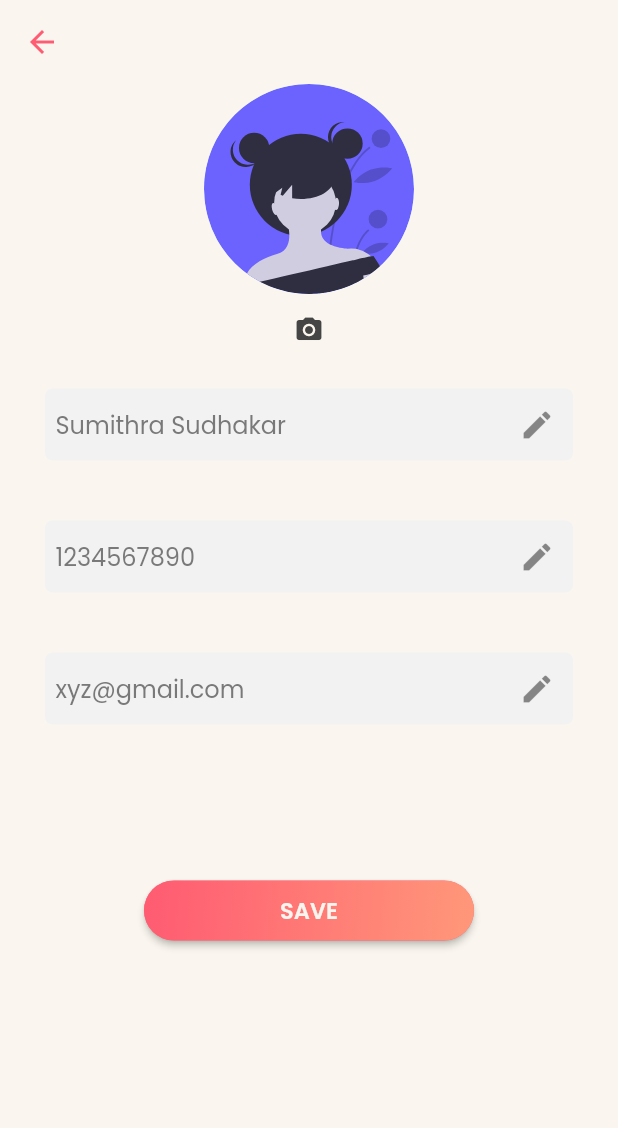
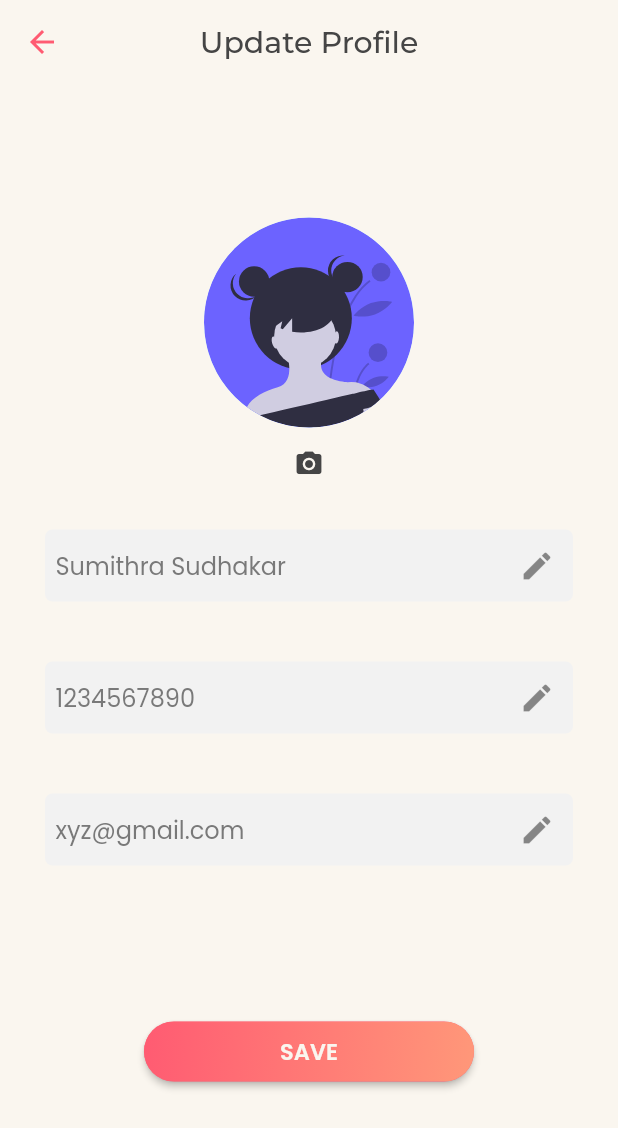
Before and after one commit to cyberwizard1001/events_app, a Flutter app: the Home screen opened directly, in the side drawer, after a tap on "PROFILE", on a phone screen of 412 x 824 dp. Shown: the top 1128 px of the screen. Run offline on Flutter 3.47's test engine with Material 2 defaults, Android fonts, the phone set to English and light mode, and no system bars; our stand-ins replace auto_size_text, flutter_svg, google_fonts, responsive_sizer, smooth_page_indicator.

Commit message:
Updated update profile_page.dart

```diff
--- a/lib/screens/profile_page.dart
+++ b/lib/screens/profile_page.dart
@@ -5,50 +5,37 @@ import 'package:events_app/utils/colors.dart' as colors;
 import 'package:flutter_svg/svg.dart';
 import 'package:google_fonts/google_fonts.dart';
 
-import 'home.dart';
 
-class Profile_Page extends StatefulWidget {
-  const Profile_Page({Key? key}) : super(key: key);
+class ProfilePage extends StatefulWidget {
+  const ProfilePage({Key? key}) : super(key: key);
 
   @override
-  _Profile_PageState createState() => _Profile_PageState();
+  _ProfilePageState createState() => _ProfilePageState();
 }
 
-class _Profile_PageState extends State<Profile_Page> {
+class _ProfilePageState extends State<ProfilePage> {
   @override
   Widget build(BuildContext context) {
     return Scaffold(
-      appBar: AppBarBackButton(""),
+      appBar: const AppBarBackButton("Update Profile"),
       backgroundColor: colors.scaffoldColor,
-      body: Stack(
-        children: [
-
-           Align(
-             alignment: Alignment.topCenter,
-            child: Column(
-              children: [
-                CircleAvatar(
-                  radius: 70,
-                  child: ClipOval(
-                    child:  SvgPicture.asset('assets/svg/female.svg'),
-                  ),
-                ),
-                IconButton(onPressed:  (){}, icon: Icon(Icons.camera_alt,size: 20,),color: colors.primaryTextColor,)
-              ],
-            ),
-          ),
-          Column(
+      body:Column(
             mainAxisAlignment: MainAxisAlignment.center,
             crossAxisAlignment: CrossAxisAlignment.center,
 
             children: [
 
              SingleChildScrollView(
-               physics: const ScrollPhysics(
-
-               ),
+               physics: const ScrollPhysics(),
                child: Column(
                  children: [
+                   CircleAvatar(
+                     radius: 70,
+                     child: ClipOval(
+                       child:  SvgPicture.asset('assets/svg/female.svg'),
+                     ),
+                   ),
+                   IconButton(onPressed:  (){}, icon: const Icon(Icons.camera_alt,size: 20,),color: colors.primaryTextColor,),
                    Padding(
                      padding:
                      const EdgeInsets.symmetric(horizontal: 30, vertical: 20),
@@ -57,7 +44,7 @@ class _Profile_PageState extends State<Profile_Page> {
 
                          filled: true,
                          hintText:'Sumithra Sudhakar' ,
-                         suffixIcon: Icon(Icons.edit),
+                         suffixIcon: const Icon(Icons.edit),
 
                          hintStyle: GoogleFonts.poppins(
                              color:
@@ -81,7 +68,7 @@ class _Profile_PageState extends State<Profile_Page> {
 
                          filled: true,
                          hintText:'1234567890' ,
-                         suffixIcon: Icon(Icons.edit),
+                         suffixIcon: const Icon(Icons.edit),
                          hintStyle: GoogleFonts.poppins(
                              color:
                              colors.primaryTextColor.withOpacity(0.7)),
@@ -104,7 +91,7 @@ class _Profile_PageState extends State<Profile_Page> {
 
                          filled: true,
                          hintText:'xyz@gmail.com' ,
-                         suffixIcon: Icon(Icons.edit),
+                         suffixIcon: const Icon(Icons.edit),
                          hintStyle: GoogleFonts.poppins(
                              color:
                              colors.primaryTextColor.withOpacity(0.7)),
@@ -165,8 +152,7 @@ class _Profile_PageState extends State<Profile_Page> {
 
             ],
           )
-        ],
-      ),
-    );
+        );
+
   }
 }
--- a/lib/widgets/Drawer_Profile.dart
+++ b/lib/widgets/Drawer_Profile.dart
@@ -67,7 +67,7 @@ class Drawer_bar extends StatelessWidget {
                   ),
                   onPressed: () {
                     Navigator.push(context,
-                        MaterialPageRoute(builder: (context) => const Profile_Page()));
+                        MaterialPageRoute(builder: (context) => const ProfilePage()));
                   },
                   label: Padding(
                     padding:  const EdgeInsets.fromLTRB( 8, 8, 100, 8),
```
